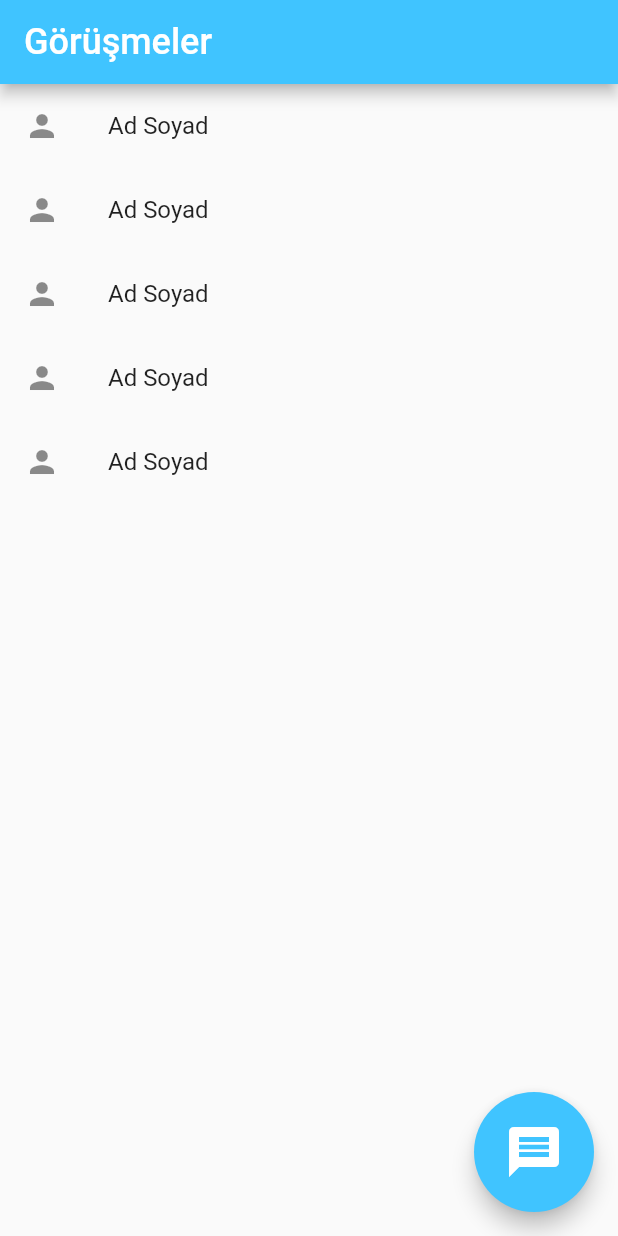
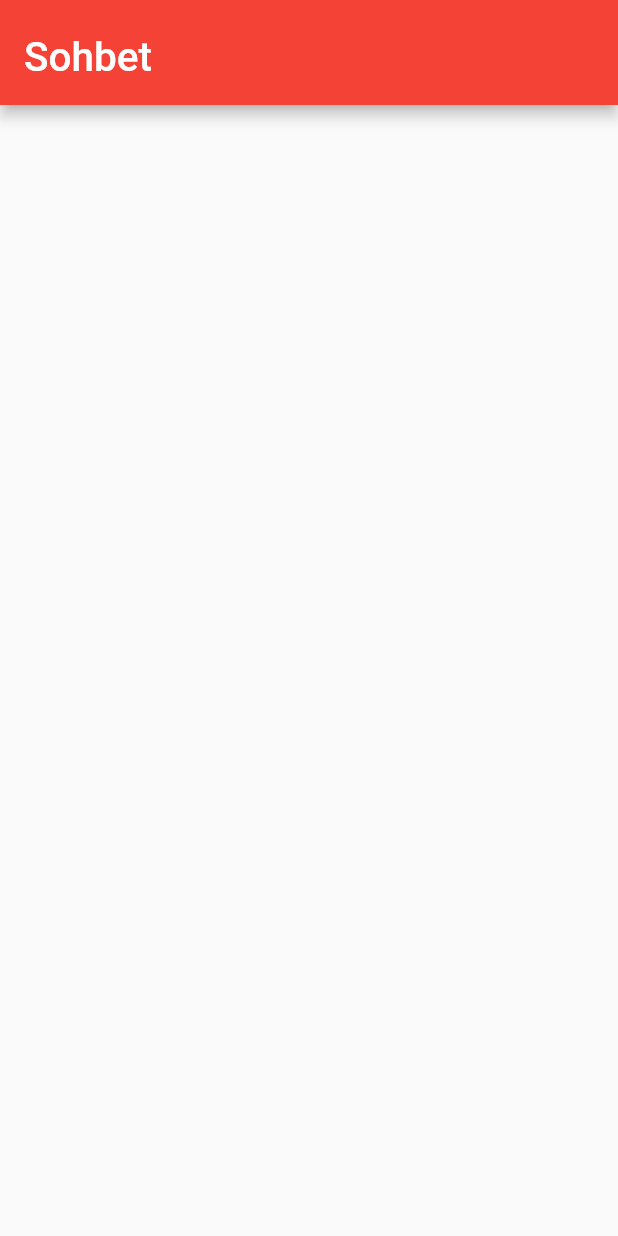
Before and after one commit to egemenocakli/send_video, a Flutter app: the screen it shows after launch, on a phone screen of 412 x 824 dp. Run offline on Flutter 3.47's test engine with Material 2 defaults, Android fonts, the phone set to English and light mode, and no system bars; our stand-ins replace cloud_firestore; accounts and stored records are empty.

Commit message:
ana sayfa bitti sohbete başlıyorum

```diff
--- a/send_video/lib/main.dart
+++ b/send_video/lib/main.dart
@@ -1,23 +1,19 @@
 import 'package:flutter/material.dart';
 import 'package:send_video/views/home_view.dart';
+import 'package:send_video/views/chat_view.dart';
 
-void main() => runApp(HomeView());///homeview ile başlıyor.
+void main() => runApp(MyApp());///homeview ile başlıyor.
 
 class MyApp extends StatelessWidget {
   @override
   Widget build(BuildContext context) {
     return MaterialApp(
+      debugShowCheckedModeBanner: false,
       title: 'Material App',
-      home: Scaffold(
-        appBar: AppBar(
-          title: Text('Material App Bar'),
-        ),
-        body: Center(
-          child: Container(
-            child: Text('Hello World'),
-          ),
-        ),
+      theme: ThemeData(
+        primaryColor: Colors.red,
       ),
+      home: ChatView(),
     );
   }
 }
--- a/send_video/lib/views/chat_view.dart
+++ b/send_video/lib/views/chat_view.dart
@@ -0,0 +1,18 @@
+import 'package:flutter/material.dart';
+
+class ChatView extends StatelessWidget {
+  @override
+  Widget build(BuildContext context) {
+    return Scaffold(
+      appBar: PreferredSize(
+          preferredSize: Size(100,70),
+          child: AppBar(
+
+            title: Padding(
+              padding: const EdgeInsets.only(top: 20),
+              child: Text("Sohbet",style: TextStyle(fontSize: 27),),
+            ),
+      )),
+    );
+  }
+}
--- a/send_video/lib/views/home_view.dart
+++ b/send_video/lib/views/home_view.dart
@@ -3,24 +3,21 @@ import 'package:flutter/material.dart';
 class HomeView extends StatelessWidget {
   @override
   Widget build(BuildContext context) {
-    return MaterialApp(
-      debugShowCheckedModeBanner: false,
-      home: Scaffold(
-
-        appBar: AppBar(
-          title: Text("Görüşmeler",style: TextStyle(fontSize: 24),),
-          backgroundColor: Colors.lightBlueAccent,
-
+    return Scaffold(
+      appBar: PreferredSize(
+        preferredSize: Size(100,70),
+        child: AppBar(
+          title: Padding(
+            padding: const EdgeInsets.only(top: 20),
+            child: Text("Görüşmeler",style: TextStyle(fontSize: 27),),
+          ),
+        ),
       ),
       floatingActionButton: Container(
-          width: 80,
-          height: 80,
         child: FloatingActionButton(
-            backgroundColor: Colors.lightBlueAccent,
-            focusColor: Colors.blue,
-            child: Icon(Icons.message,size: 40,),
+          child: Icon(Icons.message),
+          backgroundColor: Colors.red,
           onPressed: () {
-
           },
         ),
       ),///yeni mesaj için tıklama butonu
@@ -37,7 +34,6 @@ class HomeView extends StatelessWidget {
           )
       ),
 
-      ),
     );
 
   }
```
Lines whose indentation alone changed are shown as unchanged.
